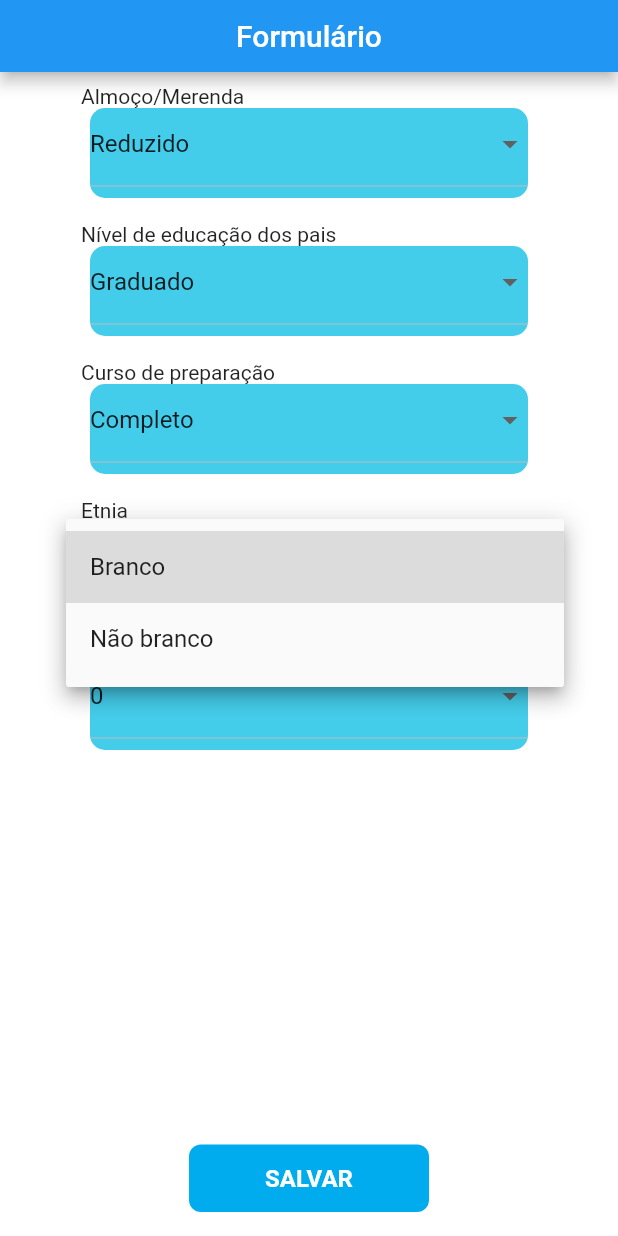
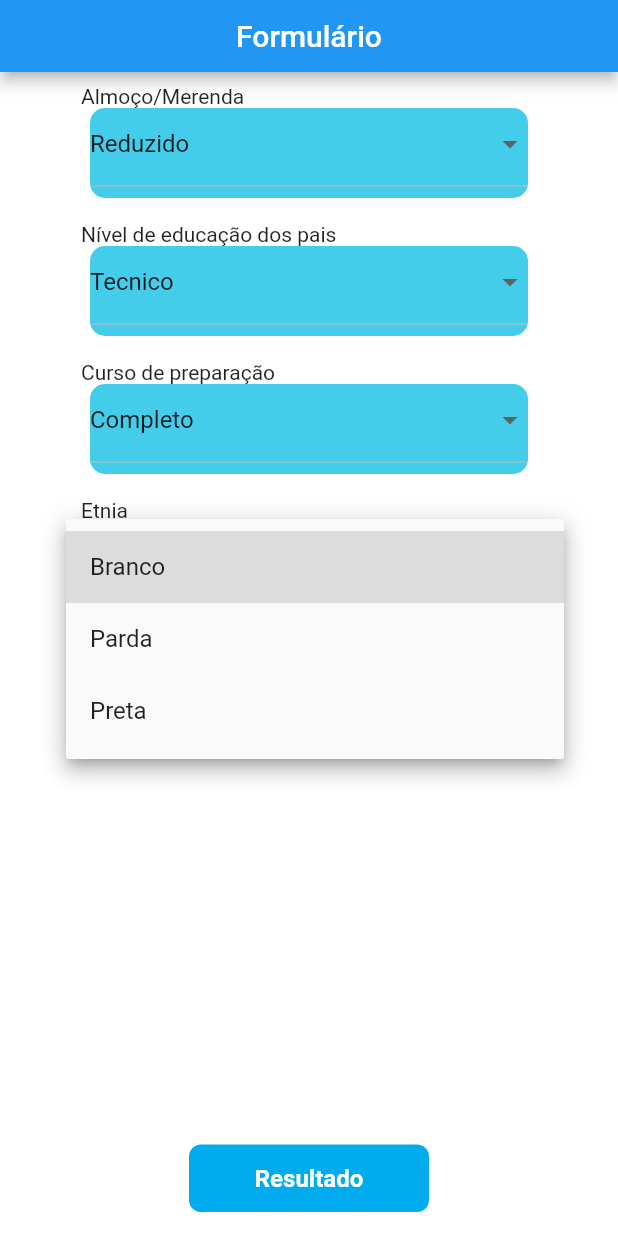
Before and after one commit to alinelimeira/PISI3, a Flutter app: the FormularioScreen screen opened by its route, after a tap on "Branco", on a phone screen of 412 x 824 dp. Run offline on Flutter 3.47's test engine with Material 2 defaults, Android fonts, the light colour scheme and no system bars; our stand-ins replace cloud_firestore, firebase_auth, firebase_core; accounts and stored records are empty.

Commit message:
minors fixes

```diff
--- a/flutter_four_learn_app/lib/main.dart
+++ b/flutter_four_learn_app/lib/main.dart
@@ -30,7 +30,7 @@ class FourLearnApp extends StatelessWidget {
         debugShowCheckedModeBanner: false,
 
         //Definindo rotas no APP
-        initialRoute: '/MainScreen',
+        initialRoute: '/',
         routes: {
           '/': (context) => const LoginScreen(),
           '/FirebaseAuth': (context) => const FirebaseAuth(),
--- a/flutter_four_learn_app/lib/src/FomularioScreen.dart
+++ b/flutter_four_learn_app/lib/src/FomularioScreen.dart
@@ -14,22 +14,21 @@ class FormularioScreen extends StatefulWidget {
 class _FormularioScreenState extends State<FormularioScreen> {
   final almoco = ['Reduzido', 'Padrão'];
   final educacaoPais = [
-    'Graduado',
+    'Tecnico',
     'Bacharel',
     'Ensino médio completo',
     'Mestre',
-    'Ensino médio incompleto',
-    'Ensino superior incompleto'
+    'Tecnologo'
   ];
 
   final preparationCourse = ['Completo', 'Incompleto'];
 
-  final etnia = ['Branco', 'Não branco'];
+  final etnia = ['Branco', 'Parda', 'Preta'];
 
   final nota = ['0', '1', '2', '3', '4', '5', '6', '7', '8', '9', '10'];
 
   String almocoValue = 'Reduzido';
-  String educacaoPaisValue = 'Graduado';
+  String educacaoPaisValue = 'Tecnico';
   String preparationCourseValue = 'Completo';
   String etniaValue = 'Branco';
   String notaValue = '0';
@@ -105,7 +104,7 @@ class _FormularioScreenState extends State<FormularioScreen> {
                 padding: const EdgeInsets.only(bottom: 16.0),
                 child: SizedBox(
                   height: 45,
-                  child: SecondaryButton(title: 'SALVAR', onPressed: () {}),
+                  child: SecondaryButton(title: 'Resultado', onPressed: () {}),
                 ),
               ),
             ),
--- a/flutter_four_learn_app/lib/src/MainMenuScreen.dart
+++ b/flutter_four_learn_app/lib/src/MainMenuScreen.dart
@@ -63,7 +63,7 @@ class _MainMenuScreenState extends State<MainMenuScreen> {
             child: SizedBox(
               height: 45,
               child: PrimaryOutlinedButton(
-                title: 'Forumulário',
+                title: 'Formulário',
                 onPressed: () {
                   Navigator.of(context).pushNamed('/FormularioScreen');
                 },
```
